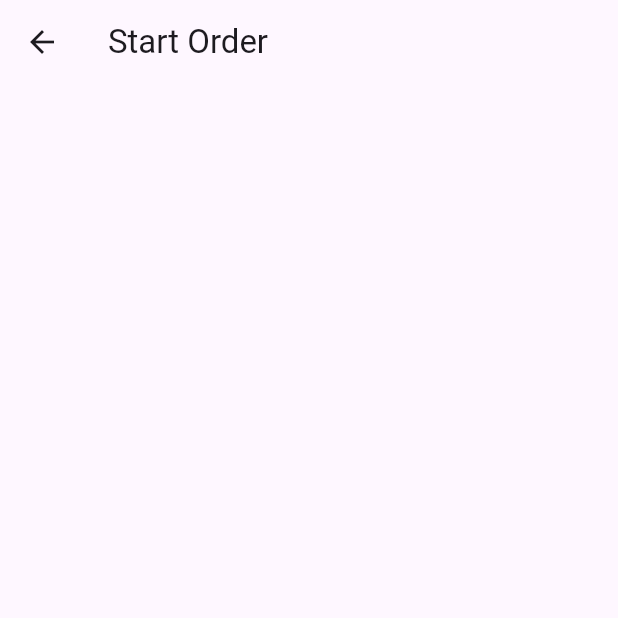
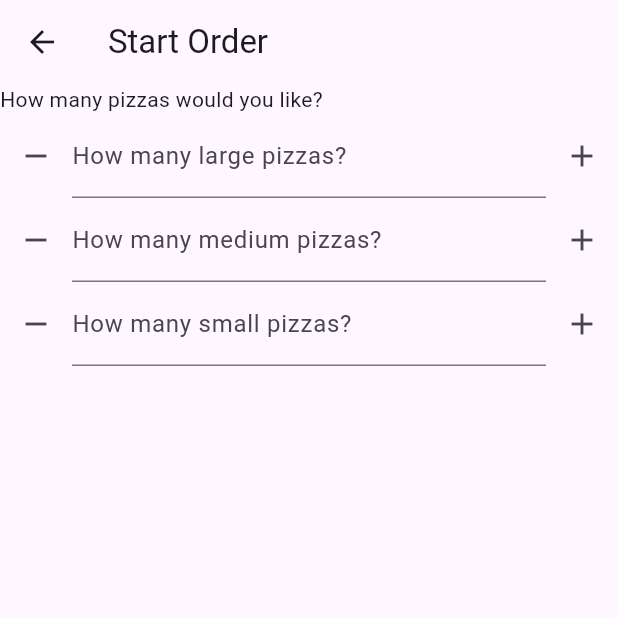
Before and after one commit to symbolisticism/Pizza-Chef, a Flutter app: the OrderForm screen opened directly, on a phone screen of 412 x 824 dp, the top half of it. Run offline on Flutter 3.47's test engine with Material 3 defaults, Android fonts, the phone set to English and light mode, and no system bars.

Commit message:
created the beginning of an order form to facilitate ordering pizzas. it currently has three inputs for how many small, medium, and large pizzas the user would like to order

```diff
--- a/lib/screens/order_form.dart
+++ b/lib/screens/order_form.dart
@@ -9,6 +9,17 @@ class OrderForm extends StatefulWidget {
 
 class _OrderFormState extends State<OrderForm> {
   final _formKey = GlobalKey<FormState>();
+  final largePizzaController = TextEditingController();
+  final mediumPizzaController = TextEditingController();
+  final smallPizzaController = TextEditingController();
+
+  @override
+  void dispose() {
+    largePizzaController.dispose();
+    mediumPizzaController.dispose();
+    smallPizzaController.dispose();
+    super.dispose();
+  }
 
   @override
   Widget build(BuildContext context) {
@@ -16,14 +27,71 @@ class _OrderFormState extends State<OrderForm> {
       appBar: AppBar(
         title: const Text('Start Order'),
       ),
-      body: SafeArea(
-        child: Form(
-          key: _formKey,
-          child: const Column(
-            children: [
-
-            ],
-          ),
+      body: Form(
+        key: _formKey,
+        child: Column(
+          children: [
+            const Row(
+              children: [Text('How many pizzas would you like?')],
+            ),
+            Row(
+              children: [
+                IconButton(
+                  onPressed: () {},
+                  icon: const Icon(Icons.remove),
+                ),
+                Expanded(
+                  child: TextFormField(
+                    controller: largePizzaController,
+                    decoration: const InputDecoration(
+                        label: Text('How many large pizzas?')),
+                  ),
+                ),
+                IconButton(
+                  onPressed: () {},
+                  icon: const Icon(Icons.add),
+                ),
+              ],
+            ),
+            Row(
+              children: [
+                IconButton(
+                  onPressed: () {},
+                  icon: const Icon(Icons.remove),
+                ),
+                Expanded(
+                  child: TextFormField(
+                    controller: mediumPizzaController,
+                    decoration: const InputDecoration(
+                        label: Text('How many medium pizzas?')),
+                  ),
+                ),
+                IconButton(
+                  onPressed: () {},
+                  icon: const Icon(Icons.add),
+                ),
+              ],
+            ),
+            Row(
+              children: [
+                IconButton(
+                  onPressed: () {},
+                  icon: const Icon(Icons.remove),
+                ),
+                Expanded(
+                  child: TextFormField(
+                    controller: smallPizzaController,
+                    decoration: const InputDecoration(
+                        label: Text('How many small pizzas?')),
+                  ),
+                ),
+                IconButton(
+                  onPressed: () {},
+                  icon: const Icon(Icons.add),
+                ),
+              ],
+            )
+          ],
         ),
       ),
     );
```
